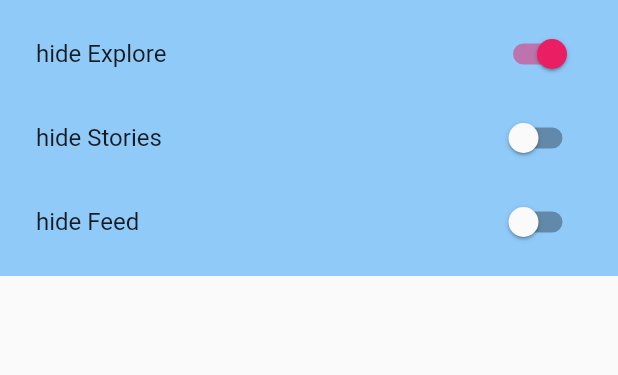
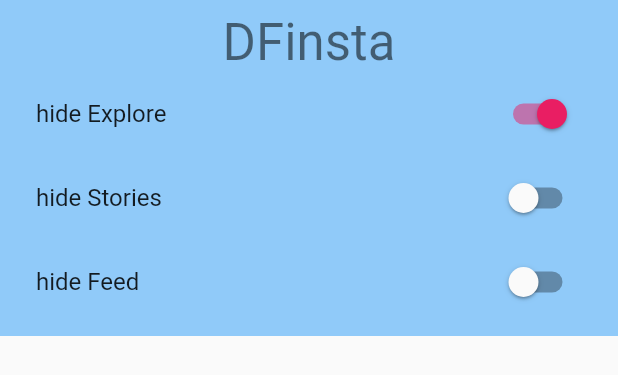
Before and after one commit to joscha0/DFinsta, a Flutter app: the SettingsBottomSheet widget shown alone on an empty page, opened directly, on a phone screen of 412 x 824 dp. Shown: the top 375 px of the screen. Run offline on Flutter 3.47's test engine with Material 2 defaults, Android fonts, the light colour scheme and no system bars; our stand-ins replace get, get_storage, permission_handler; missing offline and left inert: flutter_inappwebview; accounts and stored records are empty.

Commit message:
add title

```diff
--- a/lib/widgets/settings_bottom_sheet.dart
+++ b/lib/widgets/settings_bottom_sheet.dart
@@ -31,6 +31,10 @@ class _SettingsBottomSheetState extends State<SettingsBottomSheet> {
               padding: const EdgeInsets.all(8.0),
               child: Column(
                 children: [
+                  Text(
+                    "DFinsta",
+                    style: Theme.of(context).textTheme.headline4,
+                  ),
                   SwitchListTile(
                     title: const Text('hide Explore'),
                     value: hideExplore,
```
